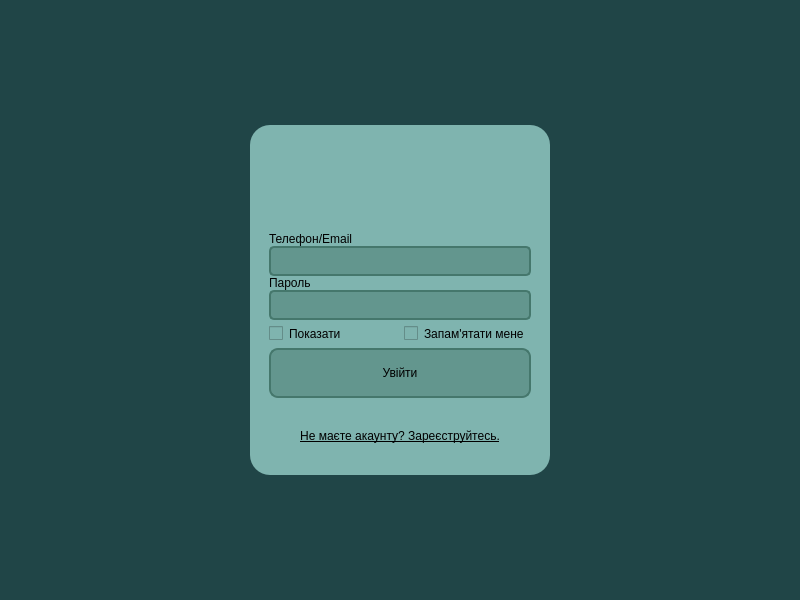
This is studly/login/login.ui in MykytaKa/MVP_Studly_Product as Qt 5 draws it before an edit. The edited form follows.
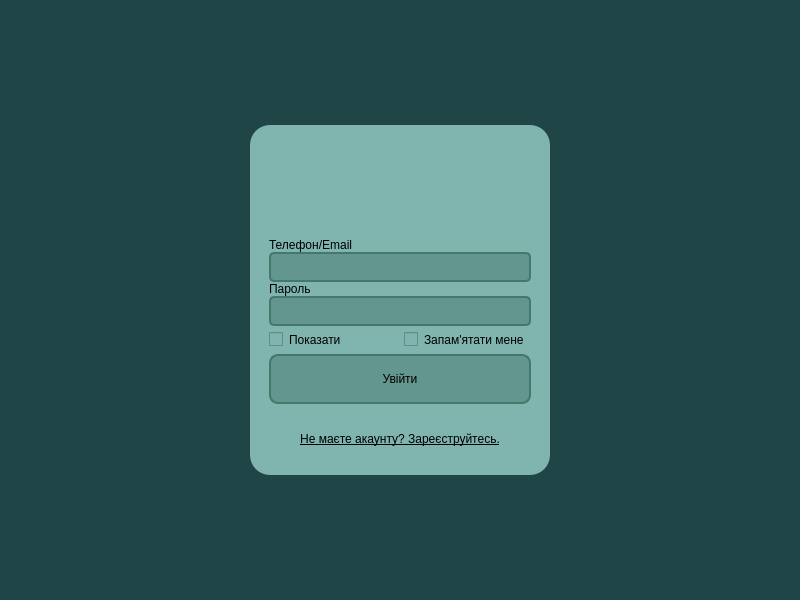
This is the edited form. Icons and pictures are not drawn.

What changed in the file:
```diff
--- a/studly/login/login.ui
+++ b/studly/login/login.ui
@@ -93,7 +93,7 @@
         </property>
         <layout class="QVBoxLayout" name="verticalLayout_4">
          <item>
-          <layout class="QVBoxLayout" name="verticalLayout" stretch="0,0,0,0,0,0">
+          <layout class="QVBoxLayout" name="verticalLayout" stretch="0,0,0,0,0,0,0,0">
            <property name="spacing">
             <number>0</number>
            </property>
@@ -103,18 +103,34 @@
            <property name="rightMargin">
             <number>10</number>
            </property>
+           <item>
+            <spacer name="verticalSpacer_4">
+             <property name="orientation">
+              <enum>Qt::Vertical</enum>
+             </property>
+             <property name="sizeType">
+              <enum>QSizePolicy::Fixed</enum>
+             </property>
+             <property name="sizeHint" stdset="0">
+              <size>
+               <width>20</width>
+               <height>20</height>
+              </size>
+             </property>
+            </spacer>
+           </item>
            <item>
             <widget class="QLabel" name="studlyLabel">
              <property name="minimumSize">
               <size>
                <width>0</width>
-               <height>84</height>
+               <height>50</height>
               </size>
              </property>
              <property name="maximumSize">
               <size>
                <width>300</width>
-               <height>300</height>
+               <height>50</height>
               </size>
              </property>
              <property name="font">
@@ -125,7 +141,7 @@
               </font>
              </property>
              <property name="styleSheet">
-              <string notr="true">color: rgb(32, 69, 71);</string>
+              <string notr="true">image: url(:/icons/icon.png);</string>
              </property>
              <property name="text">
               <string/>
@@ -135,6 +151,22 @@
              </property>
             </widget>
            </item>
+           <item>
+            <spacer name="verticalSpacer_3">
+             <property name="orientation">
+              <enum>Qt::Vertical</enum>
+             </property>
+             <property name="sizeType">
+              <enum>QSizePolicy::Fixed</enum>
+             </property>
+             <property name="sizeHint" stdset="0">
+              <size>
+               <width>20</width>
+               <height>20</height>
+              </size>
+             </property>
+            </spacer>
+           </item>
            <item>
             <widget class="QLabel" name="errorLabel">
              <property name="styleSheet">
```
